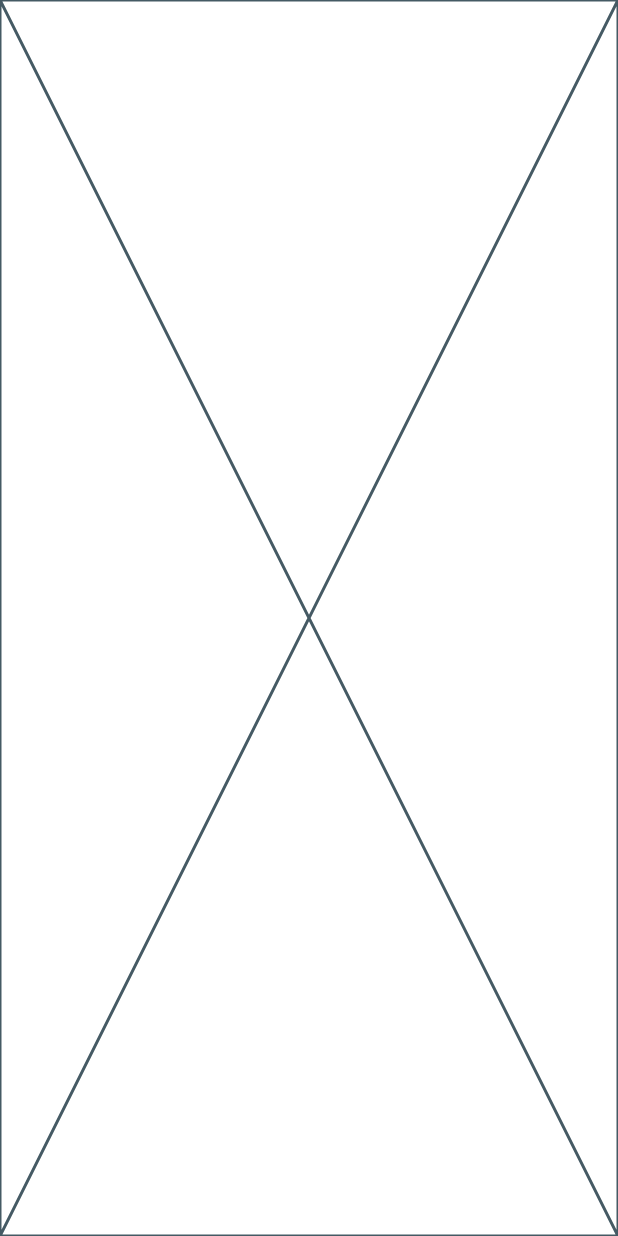
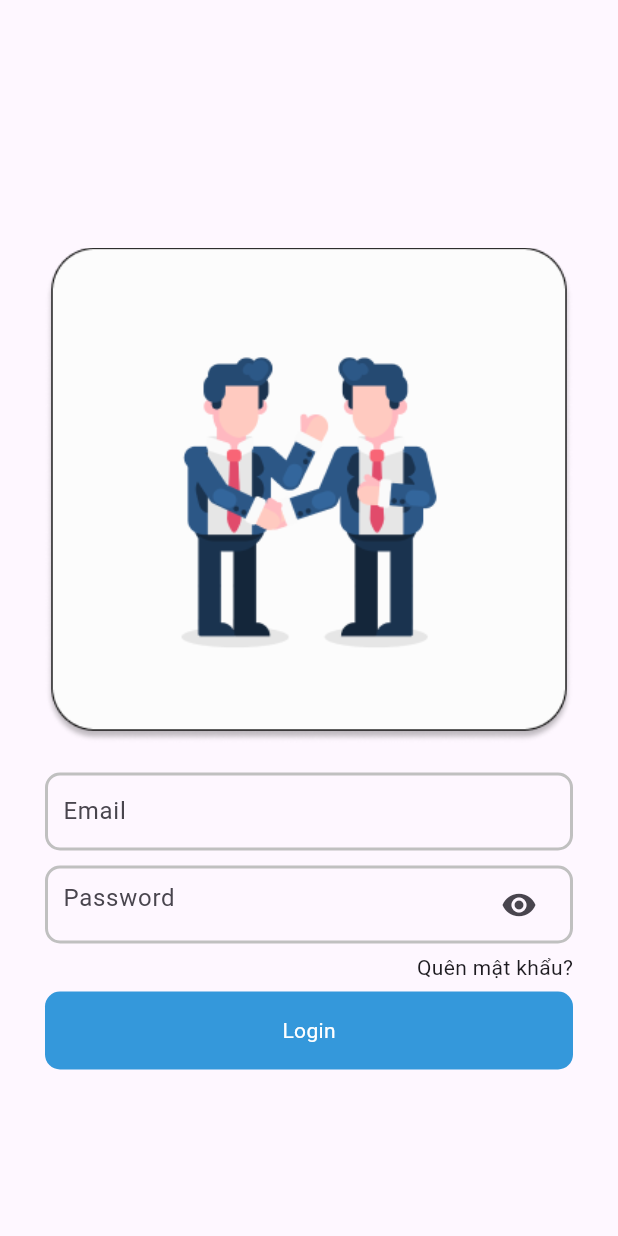
Before and after one commit to nxn1339/FutureApp, a Flutter app: the screen it shows after launch, on a phone screen of 412 x 824 dp. Run offline on Flutter 3.47's test engine with Material 2 defaults, Android fonts, the phone set to English and light mode, and no system bars; our stand-ins replace firebase_core; accounts and stored records are empty.

Commit message:
add lb firebase and ui login

```diff
--- a/lib/main.dart
+++ b/lib/main.dart
@@ -1,7 +1,20 @@
+import 'package:firebase_core/firebase_core.dart';
 import 'package:flutter/material.dart';
 import 'package:future_app/view/login_view.dart';
 
 void main() {
+  Future<void> initializeDefault() async {
+    await Firebase.initializeApp(
+        options: FirebaseOptions(
+            apiKey: "AIzaSyCMFTMVxVGOAFt55rjGz2rR6FO453TIbvE",
+            authDomain: "futureapp-d8afd.firebaseapp.com",
+            projectId: "futureapp-d8afd",
+            storageBucket: "futureapp-d8afd.firebasestorage.app",
+            messagingSenderId: "1023034779511",
+            appId: "1:1023034779511:web:dcec0356151fc890c36372",
+            measurementId: "G-M61S9535Q3"));
+  }
+
   runApp(const MyApp());
 }
 
--- a/lib/view/login_view.dart
+++ b/lib/view/login_view.dart
@@ -1,10 +1,64 @@
-import 'package:flutter/cupertino.dart';
+import 'package:flutter/material.dart';
 
 class LoginView extends StatelessWidget {
   const LoginView({super.key});
 
   @override
   Widget build(BuildContext context) {
-    return const Placeholder();
+    return Scaffold(
+      body: Container(
+        margin: EdgeInsets.all(30),
+        child: Column(children: [
+          SizedBox(
+            height: 135,
+          ),
+          Image.asset(
+            'assets/images/Rectangle.png',
+            height: 330,
+            width: 352,
+          ),
+          SizedBox(
+            height: 20,
+          ),
+          Container(
+              padding: EdgeInsets.symmetric(horizontal: 10),
+              decoration: BoxDecoration(
+                  border: Border.all(color: Color(0xffc0c0c0), width: 2),
+                  borderRadius: BorderRadius.all(Radius.circular(10))),
+
+              child: TextField(
+                  decoration: InputDecoration(
+                      border: InputBorder.none, hintText: 'Email'))),
+          SizedBox(
+            height: 10,
+          ),
+          Container(
+              padding: EdgeInsets.symmetric(horizontal: 10),
+              decoration: BoxDecoration(
+                  border: Border.all(color: Color(0xffc0c0c0), width: 2),
+                  borderRadius: BorderRadius.all(Radius.circular(10))),
+
+              child: TextField(
+                  decoration: InputDecoration(
+                      suffixIcon: Icon(Icons.remove_red_eye),
+                      border: InputBorder.none,
+                      hintText: 'Password'))),
+          SizedBox(
+            height: 6,
+          ),
+          Align(
+              alignment: Alignment.centerRight, child: Text('Quên mật khẩu?')),
+              SizedBox(height: 6,),
+          Container(
+            height: 52,
+            width: MediaQuery.of(context).size.width,
+              decoration: BoxDecoration(
+                  color: Color(0xff3498DB),
+                  borderRadius: BorderRadius.all(Radius.circular(10))),
+                  child: Center(child: Text('Login',style: TextStyle(color: Colors.white),)),
+              )
+        ]),
+      ),
+    );
   }
 }
--- a/pubspec.yaml
+++ b/pubspec.yaml
@@ -38,6 +38,7 @@ dependencies:
   flutter_bloc: ^8.1.6
   http: ^1.1.0
   flutter_svg: ^2.0.10+1
+  firebase_core: ^2.24.2
 
 dev_dependencies:
   flutter_test:
```
Also changed, not shown: assets/images/Rectangle.png (added), 4 other files.
